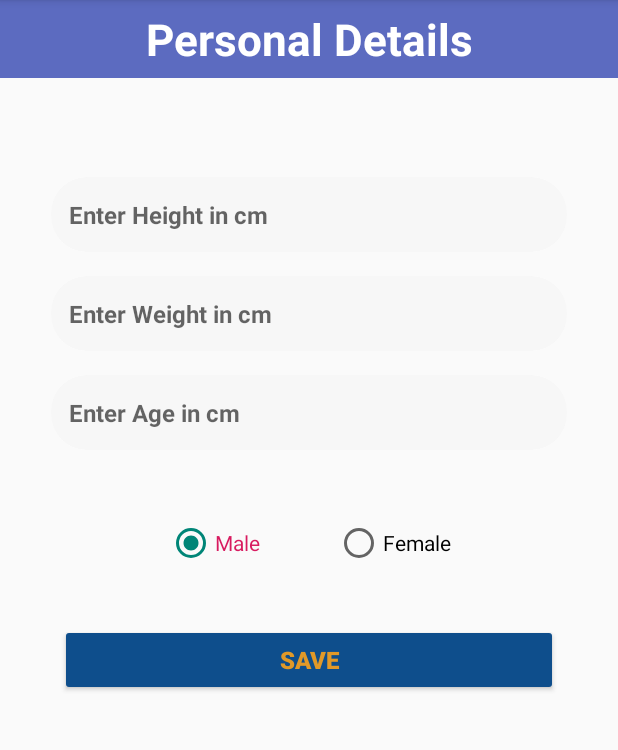
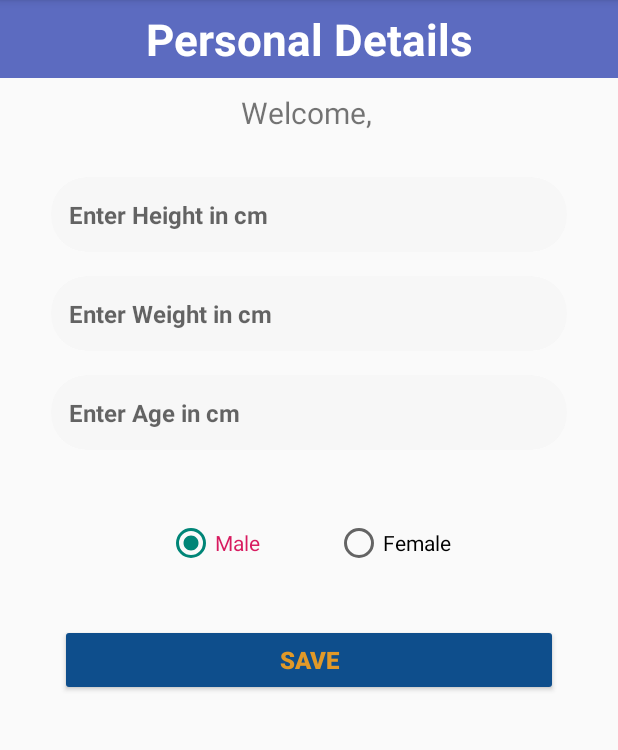
Before and after one commit to prateiku/AndroidActivityTracker, an Android app: the screen it shows after launch once a user with an empty profile is signed in (ProfileActivity), on a phone screen of 412 x 824 dp, the part 84-834 px from its top. Run offline under Robolectric (Android 15) with nearby library versions, the phone set to English and light mode, and no system bars; our stand-ins replace Firebase (no records; nobody signed in at launch, a user with empty details on screens opened directly); libraries missing offline, so code that uses them is left out: org.tensorflow.contrib; 1 statement that could not run was skipped.

Commit message:
Added displayname in profileactivity

```diff
--- a/app/src/main/java/dspanah/sensor_based_har/ProfileActivity.java
+++ b/app/src/main/java/dspanah/sensor_based_har/ProfileActivity.java
@@ -7,15 +7,22 @@ import androidx.annotation.Nullable;
 import androidx.appcompat.app.AppCompatActivity;
 import android.os.Bundle;
 import android.text.TextUtils;
+import android.util.Log;
 import android.view.View;
 import android.widget.Button;
 import android.widget.EditText;
 import android.widget.RadioButton;
+import android.widget.TextView;
+
+import com.google.firebase.auth.FirebaseAuth;
+
+import java.util.Objects;
 
 public class ProfileActivity extends AppCompatActivity {
       EditText heightedt, weightedt , ageedt ;
       RadioButton malebtn , femalebtn ;
       Button savebtn;
+      TextView welcome_text;
     @Override
     protected void onCreate(Bundle savedInstanceState) {
         super.onCreate(savedInstanceState);
@@ -26,6 +33,9 @@ public class ProfileActivity extends AppCompatActivity {
         malebtn = findViewById(R.id.maleradiobtnid);
         femalebtn = findViewById(R.id.femaleradiobtnid);
         savebtn = findViewById(R.id.savebtnid);
+        welcome_text = findViewById(R.id.user_name_welcome);
+        String welcome_str = "Welcome, " + Objects.requireNonNull(FirebaseAuth.getInstance().getCurrentUser()).getDisplayName();
+        welcome_text.setText(welcome_str);
         savebtn.setOnClickListener(new View.OnClickListener() {
             @Override
             public void onClick(View view) {
--- a/app/src/main/java/dspanah/sensor_based_har/ResultActivity.java
+++ b/app/src/main/java/dspanah/sensor_based_har/ResultActivity.java
@@ -47,7 +47,7 @@ public class ResultActivity extends AppCompatActivity {
         getresultbtn = findViewById(R.id.getcalorydeficitbrn_id);
         inputcaledt = findViewById(R.id.inputcaloryedt_id);
         resulttxt = findViewById(R.id.textviewlastvalueid);
-         resulttextview2 = findViewById(R.id.textview2lastvalueid);
+        resulttextview2 = findViewById(R.id.textview2lastvalueid);
 
 
         arrytimer = Objects.requireNonNull(getIntent().
--- a/app/src/main/res/layout/activity_main.xml
+++ b/app/src/main/res/layout/activity_main.xml
@@ -1,5 +1,5 @@
 <?xml version="1.0" encoding="utf-8"?>
-
+<!--    https://colorpalettes.net/color-palette-3952/-->
 <ScrollView xmlns:android="http://schemas.android.com/apk/res/android"
     xmlns:tools="http://schemas.android.com/tools"
     android:layout_width="match_parent"
--- a/app/src/main/res/layout/activity_profile.xml
+++ b/app/src/main/res/layout/activity_profile.xml
@@ -175,4 +175,14 @@
         android:textStyle="bold"
         app:textAllCaps="false" />
 
+    <TextView
+        android:id="@+id/user_name_welcome"
+        android:layout_width="match_parent"
+        android:layout_height="48dp"
+        android:layout_alignParentStart="true"
+        android:layout_alignParentTop="true"
+        android:layout_marginTop="51dp"
+        android:gravity="center"
+        android:textSize="20dp"/>
+
 </RelativeLayout>
```
Also changed, not shown: app/src/main/java/dspanah/sensor_based_har/SignupActivity.java (+17 -0 lines). Lines whose indentation alone changed are shown as unchanged.
